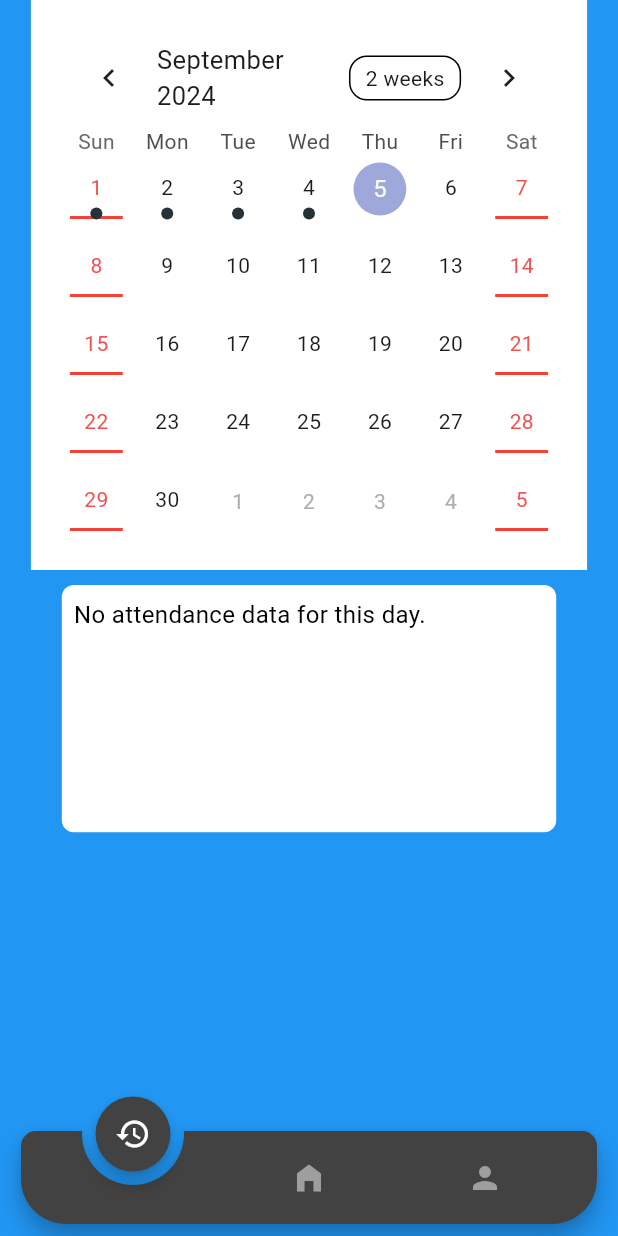
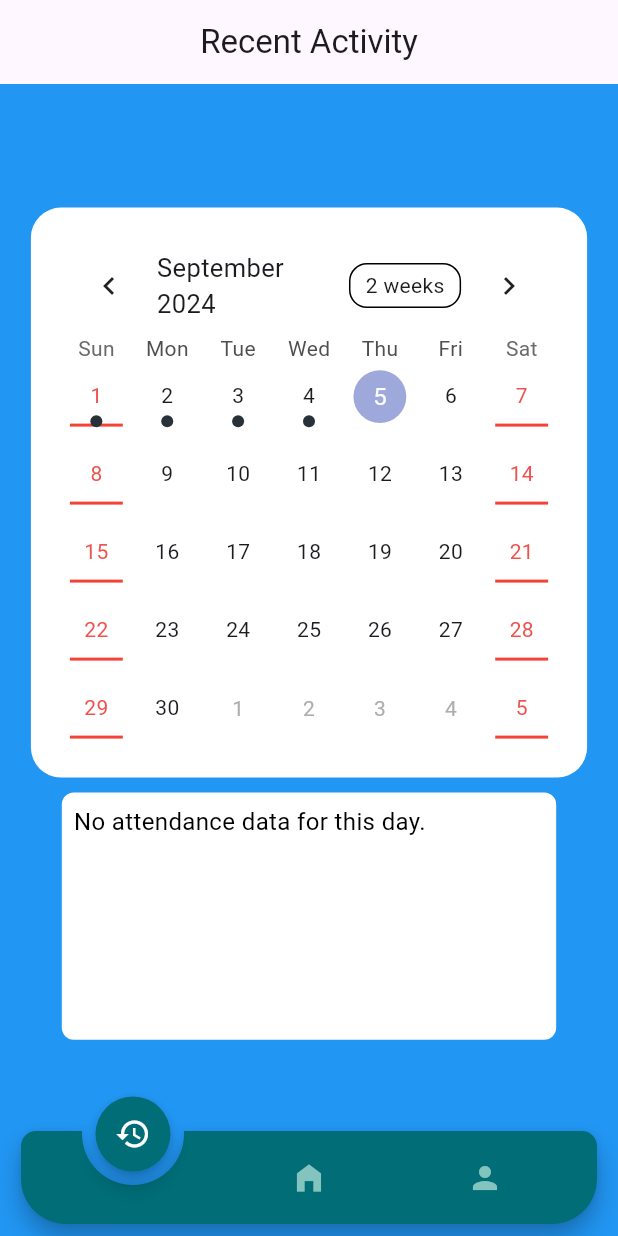
Before and after one commit to AYAN10M/RollCall, a Flutter app: the MyHomePage screen opened directly, on a phone screen of 412 x 824 dp. Run offline on Flutter 3.47's test engine with Material 3 defaults, Android fonts, the light colour scheme and no system bars; drawn by our look-alikes of animated_notch_bottom_bar, table_calendar; missing offline and left inert: tab_container.

```diff
--- a/contains_the_ui_part_only/attendance_application/lib/main.dart
+++ b/contains_the_ui_part_only/attendance_application/lib/main.dart
@@ -1,4 +1,3 @@
-import 'package:attendance_application/pages/homepage.dart';
 import 'package:attendance_application/pages/loginpage.dart';
 import 'package:flutter/material.dart';
 
--- a/contains_the_ui_part_only/attendance_application/lib/pages/homepage.dart
+++ b/contains_the_ui_part_only/attendance_application/lib/pages/homepage.dart
@@ -47,9 +47,9 @@ class _MyHomePageState extends State<MyHomePage> {
           ? AnimatedNotchBottomBar(
               /// Provide NotchBottomBarController
               notchBottomBarController: _controller,
-              color: const Color(0xFF424242),
+              color: const Color.fromARGB(255, 0, 109, 119),
               showLabel: false,
-              notchColor: const Color(0xFF424242),
+              notchColor: const Color.fromARGB(255, 0, 109, 119),
 
               /// Restart app if you change removeMargins
               removeMargins: false,
@@ -59,29 +59,29 @@ class _MyHomePageState extends State<MyHomePage> {
                 BottomBarItem(
                   inActiveItem: Icon(
                     Icons.history,
-                    color: Colors.grey,
+                    color: Color.fromARGB(255, 131, 197, 190),
                   ),
                   activeItem: Icon(
                     Icons.history,
+                    color: Colors.white,
+                  ),
+                  itemLabel: 'History',
+                ),
+                BottomBarItem(
+                  inActiveItem: Icon(
+                    Icons.home_filled,
+                    color: Color.fromARGB(255, 131, 197, 190),
+                  ),
+                  activeItem: Icon(
+                    Icons.home_filled,
                     color: Colors.white,
                   ),
                   itemLabel: 'Home',
                 ),
                 BottomBarItem(
                   inActiveItem: Icon(
-                    Icons.home_filled,
-                    color: Colors.grey,
-                  ),
-                  activeItem: Icon(
-                    Icons.history,
-                    color: Colors.white,
-                  ),
-                  itemLabel: 'Settings',
-                ),
-                BottomBarItem(
-                  inActiveItem: Icon(
                     Icons.person,
-                    color: Colors.grey,
+                    color: Color.fromARGB(255, 131, 197, 190),
                   ),
                   activeItem: Icon(
                     Icons.person,
--- a/contains_the_ui_part_only/attendance_application/lib/pages/recent_activity/recent_activity.dart
+++ b/contains_the_ui_part_only/attendance_application/lib/pages/recent_activity/recent_activity.dart
@@ -106,12 +106,21 @@ class _MyRecentActivityState extends State<MyRecentActivity> {
   Widget build(BuildContext context) {
     return Scaffold(
       backgroundColor: Colors.blue,
+      appBar: AppBar(
+        title: const Text('Recent Activity'),
+        centerTitle: true,
+        automaticallyImplyLeading: false,
+      ),
       body: Column(
         mainAxisAlignment: MainAxisAlignment.start,
         children: [
+          SizedBox(height: MediaQuery.of(context).size.height * 0.1),
           Center(
             child: Container(
-              color: Colors.white,
+              decoration: BoxDecoration(
+                color: Colors.white,
+                borderRadius: BorderRadius.circular(20.0),
+              ),
               padding: const EdgeInsets.all(20),
               width: MediaQuery.of(context).size.width * 0.9,
               child: TableCalendar(
@@ -179,7 +188,7 @@ class _MyRecentActivityState extends State<MyRecentActivity> {
           // Display attendance details for the selected day
           Builder(builder: (context) {
             print(_selectedDay);
-            print(_getEventsForDay(_selectedDay??DateTime.now()));
+            print(_getEventsForDay(_selectedDay ?? DateTime.now()));
             return (_selectedEvents.isNotEmpty)
                 ? Center(
                     child: Container(
```
Also changed, not shown: contains_the_ui_part_only/attendance_application/lib/pages/profile_page/profilepage.dart (+20 -13 lines), contains_the_ui_part_only/attendance_application/lib/pages/profile_page/tab_container.dart (+18 -5 lines), contains_the_ui_part_only/attendance_application/pubspec.yaml (+17 -6 lines), contains_the_ui_part_only/attendance_application/assets/fonts/GreatVibes-Regular.ttf (added), contains_the_ui_part_only/attendance_application/assets/fonts/RedHatDisplay-Regular.ttf (added), contains_the_ui_part_only/attendance_application/assets/fonts/Satisfy-Regular.ttf (added).
